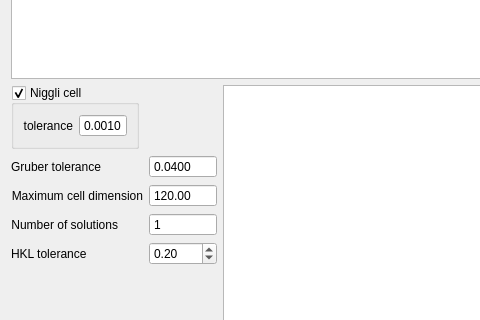
Old version of the form apps/NSXQt/ui/DialogAutoIndexing.ui in the repository k61n/openhkl; both pictures show x 0 to 480 and y 197 to 517 of the 880 by 602 pixel window.
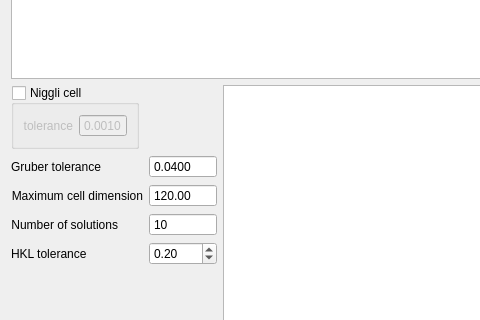
New version of the form. Custom widgets are drawn as their Qt base class.

Commit message: modified default value for DialogAutoIndexing widgets

Diff of the .ui file:
```diff
--- a/apps/NSXQt/ui/DialogAutoIndexing.ui
+++ b/apps/NSXQt/ui/DialogAutoIndexing.ui
@@ -35,6 +35,9 @@
          <property name="checkable">
           <bool>true</bool>
          </property>
+         <property name="checked">
+          <bool>false</bool>
+         </property>
          <layout class="QFormLayout" name="formLayout_2">
           <item row="0" column="0">
            <layout class="QHBoxLayout" name="horizontalLayout">
@@ -140,6 +143,9 @@
            <property name="maximum">
             <number>100000</number>
            </property>
+           <property name="value">
+            <number>10</number>
+           </property>
           </widget>
          </item>
          <item row="3" column="0">
```
